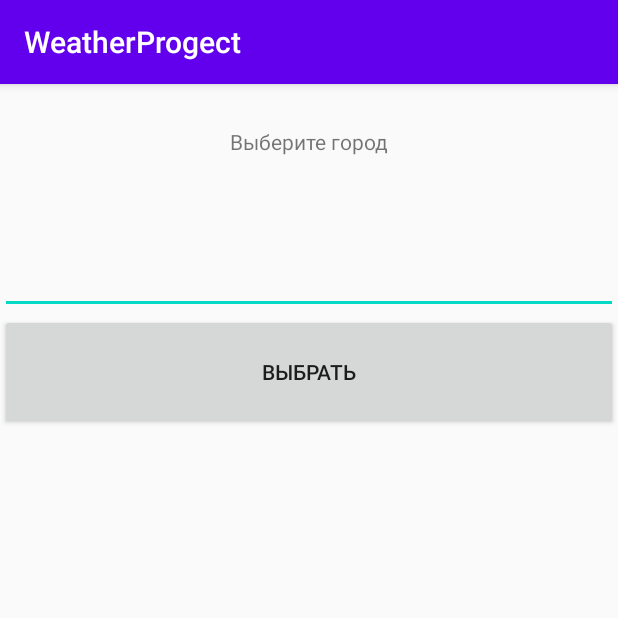
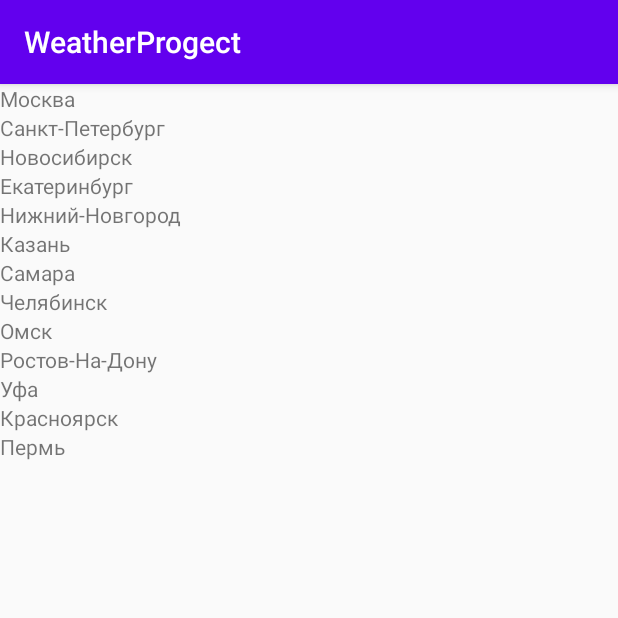
Before and after one commit to Vladimir198403/WeatherProject, an Android app: the ChoiceSity screen opened directly, with no data from a screen before it, on a phone screen of 412 x 824 dp, the top half of it. Run offline under Robolectric (Android 15) with nearby library versions, the phone set to English and light mode, and no system bars.

Commit message:
commit0109_1500

```diff
--- a/app/build.gradle
+++ b/app/build.gradle
@@ -26,6 +26,8 @@ dependencies {
     implementation fileTree(dir: "libs", include: ["*.jar"])
     implementation 'androidx.appcompat:appcompat:1.2.0'
     implementation 'androidx.constraintlayout:constraintlayout:1.1.3'
+    //noinspection GradleCompatible
+    implementation 'androidx.recyclerview:recyclerview:1.1.0'
     testImplementation 'junit:junit:4.12'
     androidTestImplementation 'androidx.test.ext:junit:1.1.1'
     androidTestImplementation 'androidx.test.espresso:espresso-core:3.2.0'
--- a/app/src/main/java/com/volodin/weatherprogect/ChoiceSity.java
+++ b/app/src/main/java/com/volodin/weatherprogect/ChoiceSity.java
@@ -1,49 +1,65 @@
 package com.volodin.weatherprogect;
 
+import androidx.annotation.Nullable;
 import androidx.appcompat.app.AppCompatActivity;
+import androidx.recyclerview.widget.LinearLayoutManager;
+import androidx.recyclerview.widget.RecyclerView;
 
+import android.annotation.SuppressLint;
 import android.content.Intent;
 import android.os.Bundle;
+import android.os.Parcel;
 import android.util.Log;
+import android.view.LayoutInflater;
 import android.view.View;
 import android.widget.ArrayAdapter;
 import android.widget.AutoCompleteTextView;
 import android.widget.Button;
 import android.widget.EditText;
+import android.widget.LinearLayout;
+import android.widget.Spinner;
+import android.widget.TextView;
+import android.widget.Toast;
 
 public class ChoiceSity extends AppCompatActivity implements Constants {
 
-    String[] city = {"Москва", "Санкт-Петербург", "Новосибирск", "Екатеринбург", "Нижний Новгород", "Казань", "Челябинск", "Омск", "Самара",
-            "Ростов-на-Дону", "Уфа", "Красноярск", "Воронеж", "Пермь", "Волгоград"};
-
-    Button choiceCity;
+    RecyclerView recyclerView;
 
     @Override
-    protected void onCreate(Bundle savedInstanceState) {
+    protected void onCreate(@Nullable Bundle savedInstanceState) {
         super.onCreate(savedInstanceState);
         setContentView(R.layout.activity_choice_sity);
 
-        AutoCompleteTextView cityArray = (AutoCompleteTextView) findViewById(R.id.sityArr);
-        ArrayAdapter<String> adapter = new ArrayAdapter<String>(this, R.layout.support_simple_spinner_dropdown_item, city);
-        cityArray.setAdapter(adapter);
+        String[] cities = getResources().getStringArray(R.array.spinnerCity);
+        initRecycleView(cities);
     }
 
-    public void ChoiseCity(View view) {
-        choiceCity = (Button)findViewById(R.id.buttonChoiseCity);
-        choiceCity.setOnClickListener(new View.OnClickListener() {
+    private void initRecycleView(String[] cities) {
+        recyclerView = findViewById(R.id.recycler_view_choice_city);
+
+        // Эта установка служит для повышения производительности системы
+        recyclerView.setHasFixedSize(true);
+
+        // Будем работать со встроенным менеджером
+        LinearLayoutManager layoutManager = new LinearLayoutManager(this);
+        recyclerView.setLayoutManager(layoutManager);
+
+        //Установим адаптер
+        SocnetAdapter adapter = new SocnetAdapter(cities);
+        recyclerView.setAdapter(adapter);
+
+//установим слушателя
+        adapter.SetOnClickListener(new SocnetAdapter.OnItemClickListener() {
+            @SuppressLint("DefaultLocale")
             @Override
-            public void onClick(View view) {
-                AutoCompleteTextView txt = ChoiceSity.this.findViewById(R.id.sityArr);
-                Log.d("My tag", "выбранный город - " + txt);
-                Intent intent = new Intent(ChoiceSity.this,MainActivity.class);
-                intent.putExtra(SITY, txt.getText().toString());
-                startActivity(intent);
+            public void onItemClick(View v, int position) {
+
+                //              Toast.makeText(ChoiceSity.this, String.format("%s - %d", ((TextView)view).getText(), position), Toast.LENGTH_SHORT).show();
             }
         });
+
+
     }
 
 
-
-
-
 }
--- /dev/null
+++ b/app/src/main/java/com/volodin/weatherprogect/SocnetAdapter.java
@@ -0,0 +1,89 @@
+package com.volodin.weatherprogect;
+
+import android.view.LayoutInflater;
+import android.view.View;
+import android.view.ViewGroup;
+import android.widget.AdapterView;
+import android.widget.TextView;
+
+import androidx.annotation.NonNull;
+import androidx.recyclerview.widget.RecyclerView;
+
+public class SocnetAdapter extends RecyclerView.Adapter<SocnetAdapter.ViewHolder> {
+
+    private String[] dataSource;
+    public OnItemClickListener itemClickListener; //слушатель нажатий
+    View v;
+
+    // Передаем в конструктор источник данных
+    // В нашем случае это массив, но может быть и запросом к БД
+    public SocnetAdapter(String[] dataSource) {
+        this.dataSource = dataSource;
+    }
+
+
+    @NonNull
+    @Override
+    public ViewHolder onCreateViewHolder(@NonNull ViewGroup viewGroup, int i) {
+        // Создаем новый элемент пользовательского интерфейса
+        // Через Inflater
+        v = LayoutInflater.from(viewGroup.getContext())
+                .inflate(R.layout.item_for_activity_choice_city, viewGroup, false);
+        // Здесь можно установить всякие параметры
+        return new ViewHolder(v);
+    }
+
+    @Override
+    public void onBindViewHolder(@NonNull SocnetAdapter.ViewHolder
+                                         viewHolder, int i) {
+
+        // Получить элемент из источника данных (БД, интернет...)
+        // Вынести на экран используя ViewHolder
+        viewHolder.getTextView().setText(dataSource[i]);
+    }
+
+    // Вернуть размер данных, вызывается менеджером
+    @Override
+    public int getItemCount() {
+        return dataSource.length;
+    }
+
+    //интерфейс для обработки нажатий
+    public interface OnItemClickListener {
+        void onItemClick(View v, int adapterPosition);
+    }
+
+    //сеттер слушателя нажатий
+    public void SetOnClickListener(OnItemClickListener itemClickListener) {
+        this.itemClickListener = (OnItemClickListener) itemClickListener;
+    }
+
+    // Этот класс хранит связь между данными и элементами View
+    // Сложные данные могут потребовать несколько View на
+    // один пункт списка
+    public class ViewHolder extends RecyclerView.ViewHolder {
+        private TextView textView;
+
+        public ViewHolder(@NonNull View itemView) {
+            super(itemView);
+            textView = (TextView) itemView;
+
+            //обработчик нажатий
+            textView.setOnClickListener(new View.OnClickListener() {
+                @Override
+                public void onClick(View view) {
+                    if (itemClickListener != null) {
+                        itemClickListener.onItemClick(v, getAdapterPosition());
+                    }
+                }
+            });
+
+
+        }
+
+        public TextView getTextView() {
+            return textView;
+        }
+    }
+
+}
--- a/app/src/main/res/layout/activity_choice_sity.xml
+++ b/app/src/main/res/layout/activity_choice_sity.xml
@@ -1,65 +1,14 @@
 <?xml version="1.0" encoding="utf-8"?>
-<androidx.constraintlayout.widget.ConstraintLayout xmlns:android="http://schemas.android.com/apk/res/android"
+<LinearLayout xmlns:android="http://schemas.android.com/apk/res/android"
     xmlns:app="http://schemas.android.com/apk/res-auto"
     xmlns:tools="http://schemas.android.com/tools"
     android:layout_width="match_parent"
     android:layout_height="match_parent"
-    tools:context=".ChoiceSity">
+    android:orientation="vertical"
+    tools:context=".MainActivity" >
 
-    <TextView
-        android:id="@+id/textViewChoiceSity"
-        android:layout_width="0dp"
-        android:layout_height="0dp"
-        android:gravity="center"
-        android:text="@string/textViewChoiceSity"
-        app:layout_constraintBottom_toTopOf="@+id/guideline9"
-        app:layout_constraintEnd_toEndOf="parent"
-        app:layout_constraintStart_toStartOf="parent"
-        app:layout_constraintTop_toTopOf="parent" />
-
-    <androidx.constraintlayout.widget.Guideline
-        android:id="@+id/guideline9"
-        android:layout_width="wrap_content"
-        android:layout_height="wrap_content"
-        android:orientation="horizontal"
-        app:layout_constraintGuide_percent="0.1" />
-
-    <AutoCompleteTextView
-        android:id="@+id/sityArr"
-        android:layout_width="0dp"
-        android:layout_height="0dp"
-        android:completionHint="Введите город"
-        android:completionThreshold="1"
-        android:inputType="textCapWords"
-        app:layout_constraintBottom_toTopOf="@+id/guideline10"
-        app:layout_constraintEnd_toEndOf="parent"
-        app:layout_constraintStart_toStartOf="parent"
-        app:layout_constraintTop_toBottomOf="@+id/textViewChoiceSity"
-        tools:ignore="MissingConstraints" />
-
-    <androidx.constraintlayout.widget.Guideline
-        android:id="@+id/guideline10"
-        android:layout_width="wrap_content"
-        android:layout_height="wrap_content"
-        android:orientation="horizontal"
-        app:layout_constraintGuide_percent="0.2" />
-
-    <Button
-        android:id="@+id/buttonChoiseCity"
-        android:layout_width="0dp"
-        android:layout_height="0dp"
-        android:text="@string/buttonChoiseCity"
-        android:onClick="ChoiseCity"
-        app:layout_constraintBottom_toTopOf="@+id/guideline11"
-        app:layout_constraintEnd_toEndOf="parent"
-        app:layout_constraintStart_toStartOf="parent"
-        app:layout_constraintTop_toTopOf="@+id/guideline10"
-        tools:ignore="OnClick" />
-
-    <androidx.constraintlayout.widget.Guideline
-        android:id="@+id/guideline11"
-        android:layout_width="wrap_content"
-        android:layout_height="wrap_content"
-        android:orientation="horizontal"
-        app:layout_constraintGuide_percent="0.3" />
-</androidx.constraintlayout.widget.ConstraintLayout>
+    <androidx.recyclerview.widget.RecyclerView
+        android:id="@+id/recycler_view_choice_city"
+        android:layout_width="match_parent"
+        android:layout_height="match_parent" />
+</LinearLayout>
--- /dev/null
+++ b/app/src/main/res/layout/item_for_activity_choice_city.xml
@@ -0,0 +1,6 @@
+<?xml version="1.0" encoding="utf-8"?>
+<TextView xmlns:android="http://schemas.android.com/apk/res/android"
+    android:id="@+id/textView"
+    android:layout_width="wrap_content"
+    android:layout_height="wrap_content">
+</TextView>
--- a/app/src/main/res/values/strings.xml
+++ b/app/src/main/res/values/strings.xml
@@ -36,5 +36,21 @@
     <string name="textViewChoiceSity">Выберите город</string>
     <string name="buttonChoiseCity">Выбрать</string>
 
+    <string-array name="spinnerCity">
+        <item>Москва</item>
+        <item>Санкт-Петербург</item>
+        <item>Новосибирск</item>
+        <item>Екатеринбург</item>
+        <item>Нижний-Новгород</item>
+        <item>Казань</item>
+        <item>Самара</item>
+        <item>Челябинск</item>
+        <item>Омск</item>
+        <item>Ростов-На-Дону</item>
+        <item>Уфа</item>
+        <item>Красноярск</item>
+        <item>Пермь</item>
+    </string-array>
+
 
 </resources>
```
